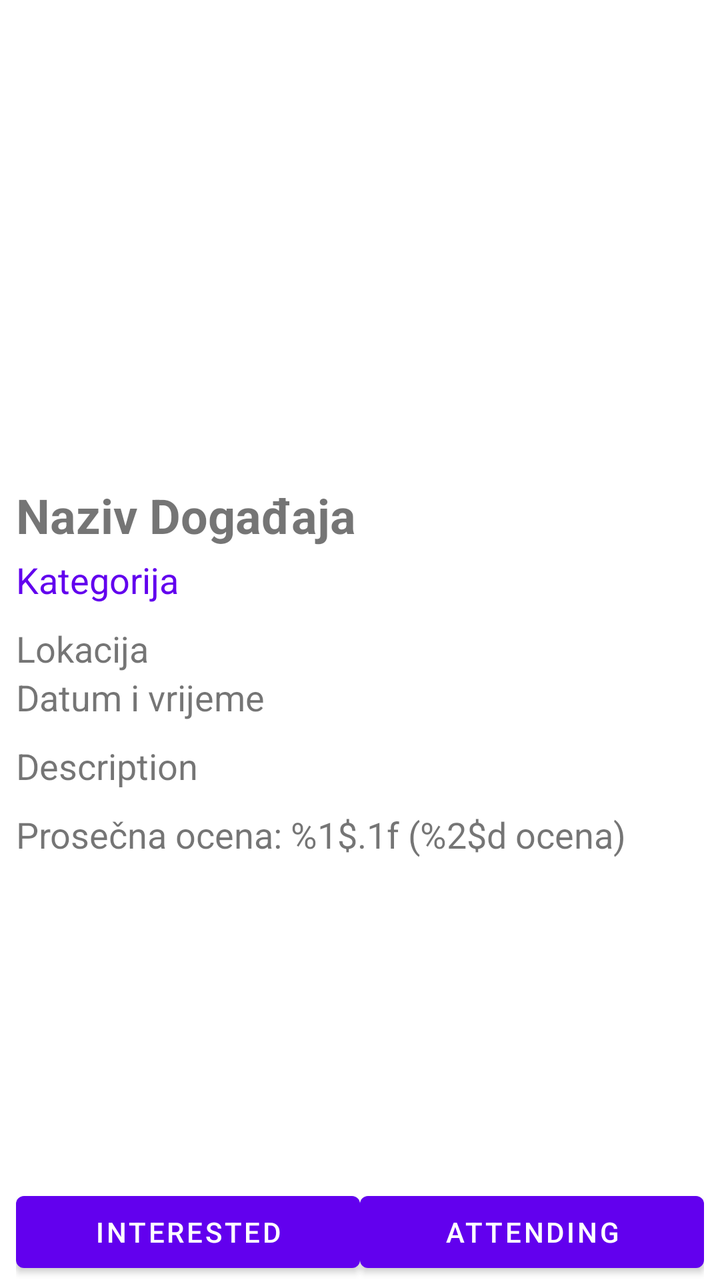
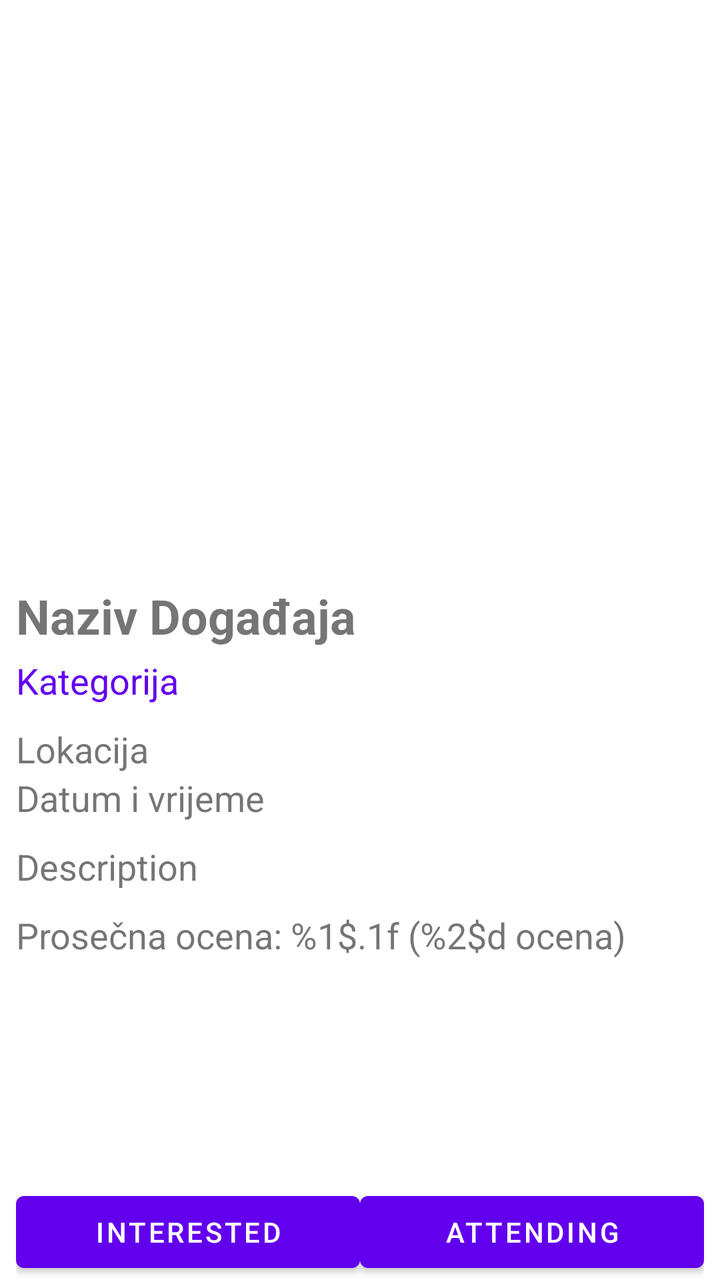

Before-and-after screenshots of an Android layout around one commit, followed by the original layout XML and the change that was made.
<!-- AndroidManifest.xml: application theme Theme.EventsApp -->
<!-- res/layout/activity_event_details.xml -->
<?xml version="1.0" encoding="utf-8"?>
<LinearLayout xmlns:android="http://schemas.android.com/apk/res/android"
    xmlns:app="http://schemas.android.com/apk/res-auto"
    xmlns:tools="http://schemas.android.com/tools"
    android:layout_width="match_parent"
    android:layout_height="match_parent"
    tools:context=".EventDetailsActivity"
    android:orientation="vertical"
    android:paddingHorizontal="8dp"
    android:paddingTop="8dp">

    <ImageView
        android:id="@+id/imageEvents"
        android:layout_width="match_parent"
        android:layout_height="0dp"
        android:layout_weight="2"
        android:scaleType="centerCrop"
        />

    <LinearLayout
        android:layout_width="match_parent"
        android:layout_height="0dp"
        android:layout_weight="3"
        android:orientation="vertical">

        <TextView
            android:id="@+id/txtName"
            android:layout_width="wrap_content"
            android:layout_height="wrap_content"
            android:text="@string/naziv_doga_aja"
            android:textSize="24sp"
            android:textStyle="bold"
            android:gravity="center"
            android:paddingBottom="4dp"
            />

        <TextView
            android:id="@+id/txtCategory"
            android:layout_width="match_parent"
            android:layout_height="wrap_content"
            android:textColor="@color/purple_500"
            android:text="@string/kategorija"
            android:textSize="18sp"
            android:paddingBottom="10dp"
            />

        <TextView
            android:id="@+id/txtLocation"
            android:layout_width="match_parent"
            android:layout_height="wrap_content"
            android:text="@string/lokacija"
            android:textSize="18sp"
            />

        <TextView
            android:id="@+id/txtDateTime"
            android:layout_width="match_parent"
            android:layout_height="wrap_content"
            android:text="@string/datum_i_vrijeme"
            android:textSize="18sp"
            android:paddingBottom="10dp"
            />

        <TextView
            android:id="@+id/txtDesc"
            android:layout_width="match_parent"
            android:layout_height="wrap_content"
            android:text="@string/description"
            android:textSize="18sp"
            android:paddingBottom="10dp"
            />

        <TextView
            android:id="@+id/txtCapacity"
            android:layout_width="match_parent"
            android:layout_height="wrap_content"
            android:text="@string/slobodnih_mesta_x_y"
            android:textColor="@color/orange"
            android:textSize="18sp"
            android:visibility="gone"
            android:paddingBottom="10dp"
            />

        <TextView
            android:id="@+id/txtRating"
            android:layout_width="match_parent"
            android:layout_height="wrap_content"
            android:text="@string/prose_na_ocena_0_0_0_ocena"
            android:textSize="18sp"
            />

    </LinearLayout>

        <LinearLayout
            android:layout_width="match_parent"
            android:layout_height="wrap_content"
            android:orientation="horizontal"
            android:layout_gravity="bottom">

            <Button
                android:id="@+id/btnInterested"
                android:layout_width="0dp"
                android:layout_height="match_parent"
                android:text="@string/interested"
                android:layout_weight="1"
                />

            <Button
                android:id="@+id/btnAttending"
                android:layout_width="0dp"
                android:layout_height="match_parent"
                android:text="@string/attending"
                android:layout_weight="1"
                />
        </LinearLayout>

</LinearLayout>
<!-- resources referenced by this layout -->
<resources>
  <color name="orange">#FF9800</color>
  <color name="purple_500">#FF6200EE</color>
  <string name="attending">Attending</string>
  <string name="datum_i_vrijeme">Datum i vrijeme</string>
  <string name="description">Description</string>
  <string name="interested">Interested</string>
  <string name="kategorija">Kategorija</string>
  <string name="lokacija">Lokacija</string>
  <string name="naziv_doga_aja">Naziv Događaja</string>
  <string name="prose_na_ocena_0_0_0_ocena">Prosečna ocena: %1$.1f (%2$d ocena)</string>
  <string name="slobodnih_mesta_x_y">Slobodnih mesta: %1$d/%2$d</string>
  <style name="Theme.EventsApp" parent="Theme.MaterialComponents.DayNight.DarkActionBar">
          
          <item name="colorPrimary">@color/purple_500</item>
          <item name="colorPrimaryVariant">@color/purple_700</item>
          <item name="colorOnPrimary">@color/white</item>
          
          <item name="colorSecondary">@color/teal_200</item>
          <item name="colorSecondaryVariant">@color/teal_700</item>
          <item name="colorOnSecondary">@color/black</item>
          
          <item name="android:statusBarColor">?attr/colorPrimaryVariant</item>
          
      </style>
  <color name="purple_700">#FF3700B3</color>
  <color name="white">#FFFFFFFF</color>
  <color name="teal_200">#FF03DAC5</color>
  <color name="teal_700">#FF018786</color>
  <color name="black">#FF000000</color>
</resources>

<!-- the commit's change to res/layout/activity_event_details.xml (unified diff, before → after) -->
@@ -13,15 +13,16 @@
         android:id="@+id/imageEvents"
         android:layout_width="match_parent"
         android:layout_height="0dp"
-        android:layout_weight="2"
+        android:layout_weight="1"
         android:scaleType="centerCrop"
         />
 
     <LinearLayout
         android:layout_width="match_parent"
         android:layout_height="0dp"
-        android:layout_weight="3"
-        android:orientation="vertical">
+        android:layout_weight="1"
+        android:orientation="vertical"
+        android:layout_marginTop="8dp">
 
         <TextView
             android:id="@+id/txtName"
@@ -91,27 +92,38 @@
 
     </LinearLayout>
 
-        <LinearLayout
-            android:layout_width="match_parent"
+    <TextView
+        android:id="@+id/txtTimeLeft"
+        android:layout_width="match_parent"
+        android:layout_height="wrap_content"
+        android:gravity="center"
+        android:text="@string/vreme_za_prijavu"
+        android:textColor="@color/red"
+        android:textSize="18sp"
+        android:textStyle="bold"
+        android:visibility="invisible"
+        />
+
+    <LinearLayout
+        android:layout_width="match_parent"
+        android:layout_height="wrap_content"
+        android:orientation="horizontal">
+
+        <Button
+            android:id="@+id/btnInterested"
+            android:layout_width="0dp"
             android:layout_height="wrap_content"
-            android:orientation="horizontal"
-            android:layout_gravity="bottom">
+            android:text="@string/interested"
+            android:layout_weight="1"
+            />
 
-            <Button
-                android:id="@+id/btnInterested"
-                android:layout_width="0dp"
-                android:layout_height="match_parent"
-                android:text="@string/interested"
-                android:layout_weight="1"
-                />
-
-            <Button
-                android:id="@+id/btnAttending"
-                android:layout_width="0dp"
-                android:layout_height="match_parent"
-                android:text="@string/attending"
-                android:layout_weight="1"
-                />
-        </LinearLayout>
+        <Button
+            android:id="@+id/btnAttending"
+            android:layout_width="0dp"
+            android:layout_height="wrap_content"
+            android:text="@string/attending"
+            android:layout_weight="1"
+            />
+    </LinearLayout>
 
 </LinearLayout>
<!-- resource entries referenced after the edit -->
@@ -2,6 +2,7 @@
 <resources>
   <color name="orange">#FF9800</color>
   <color name="purple_500">#FF6200EE</color>
+  <color name="red">#D50E0E</color>
   <string name="attending">Attending</string>
   <string name="datum_i_vrijeme">Datum i vrijeme</string>
   <string name="description">Description</string>
@@ -11,6 +12,7 @@
   <string name="naziv_doga_aja">Naziv Događaja</string>
   <string name="prose_na_ocena_0_0_0_ocena">Prosečna ocena: %1$.1f (%2$d ocena)</string>
   <string name="slobodnih_mesta_x_y">Slobodnih mesta: %1$d/%2$d</string>
+  <string name="vreme_za_prijavu">Vreme za prijavu: --:--</string>
   <style name="Theme.EventsApp" parent="Theme.MaterialComponents.DayNight.DarkActionBar">
           
           <item name="colorPrimary">@color/purple_500</item>
